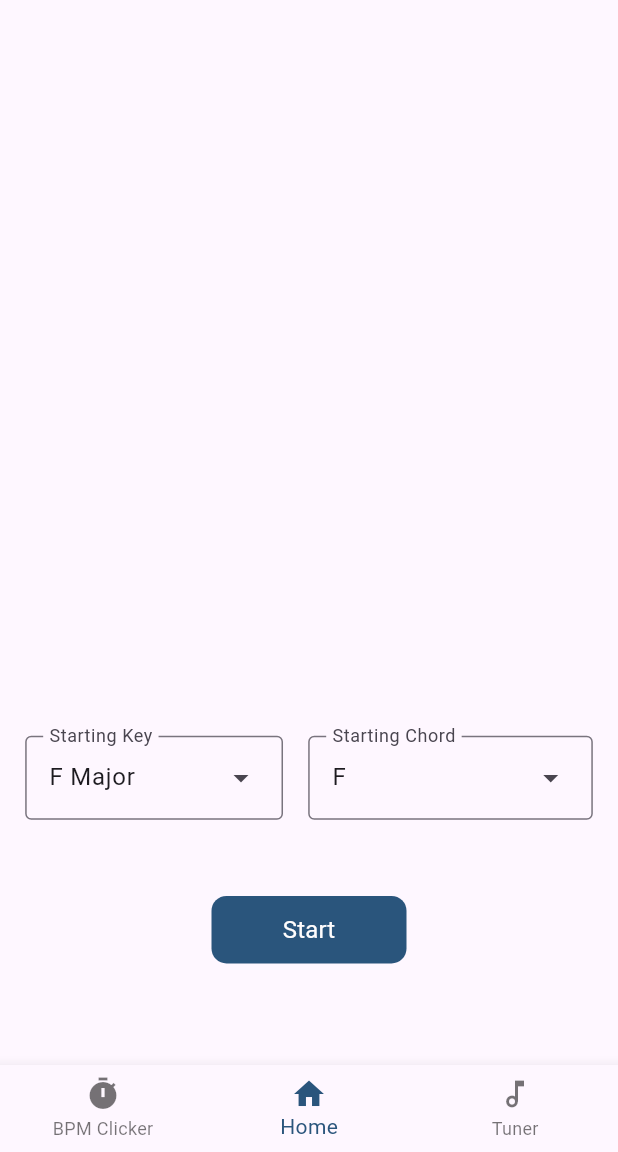
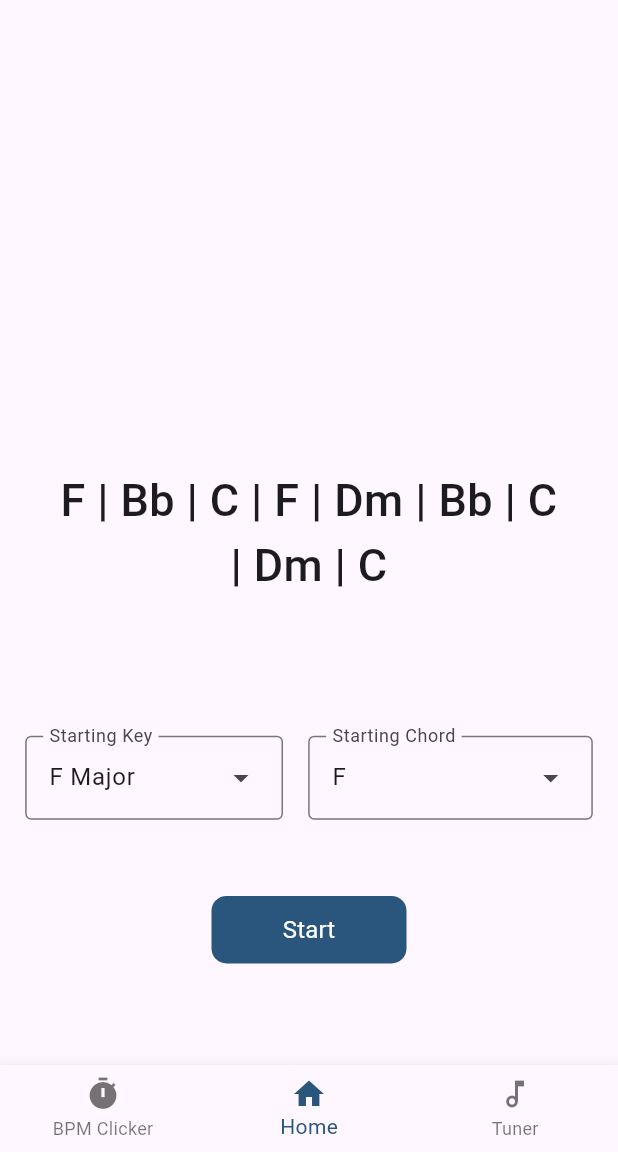
Before and after one commit to Natewhit205/Progression-App, a Flutter app: the screen it shows after launch, on a phone screen of 412 x 824 dp, the part 84-1236 px from its top. Run offline on Flutter 3.47's test engine with Material 3 defaults, Android fonts, the phone set to English and light mode, and no system bars; our stand-ins replace flutter_spinbox, hive, hive_flutter; missing offline and left inert: flutter_audio_capture, pitch_detector_dart, pitchupdart; accounts and stored records are empty.

Commit message:
Changed Keys class to allow the page to update

```diff
--- a/lib/keys.dart
+++ b/lib/keys.dart
@@ -13,67 +13,67 @@ class Keys {
 
   List<List<DropdownMenuEntry>> chords = [
     [
-      const DropdownMenuEntry(value: 1, label: 'F'),
-      const DropdownMenuEntry(value: 2, label: 'Gm'),
-      const DropdownMenuEntry(value: 3, label: 'Am', enabled: false),
-      const DropdownMenuEntry(value: 4, label: 'Bb'),
-      const DropdownMenuEntry(value: 5, label: 'C'),
-      const DropdownMenuEntry(value: 6, label: 'Dm'),
-      const DropdownMenuEntry(value: 7, label: 'Edim', enabled: false),
+      const DropdownMenuEntry(value: [1, 1], label: 'F'),
+      const DropdownMenuEntry(value: [1, 2], label: 'Gm'),
+      const DropdownMenuEntry(value: [1, 3], label: 'Am', enabled: false),
+      const DropdownMenuEntry(value: [1, 4], label: 'Bb'),
+      const DropdownMenuEntry(value: [1, 5], label: 'C'),
+      const DropdownMenuEntry(value: [1, 6], label: 'Dm'),
+      const DropdownMenuEntry(value: [1, 7], label: 'Edim', enabled: false),
     ],
     [
-      const DropdownMenuEntry(value: 1, label: 'Cm'),
-      const DropdownMenuEntry(value: 2, label: 'Ddim'),
-      const DropdownMenuEntry(value: 3, label: 'Eb'),
-      const DropdownMenuEntry(value: 4, label: 'Fm'),
-      const DropdownMenuEntry(value: 5, label: 'Gm'),
-      const DropdownMenuEntry(value: 6, label: 'Ab'),
-      const DropdownMenuEntry(value: 7, label: 'Bb'),
+      const DropdownMenuEntry(value: [2, 1], label: 'Cm'),
+      const DropdownMenuEntry(value: [2, 2], label: 'Ddim'),
+      const DropdownMenuEntry(value: [2, 3], label: 'Eb'),
+      const DropdownMenuEntry(value: [2, 4], label: 'Fm'),
+      const DropdownMenuEntry(value: [2, 5], label: 'Gm'),
+      const DropdownMenuEntry(value: [2, 6], label: 'Ab'),
+      const DropdownMenuEntry(value: [2, 7], label: 'Bb'),
     ],
     [
-      const DropdownMenuEntry(value: 1, label: 'Dm'),
-      const DropdownMenuEntry(value: 2, label: 'Edim', enabled: false),
-      const DropdownMenuEntry(value: 3, label: 'F'),
-      const DropdownMenuEntry(value: 4, label: 'Gm'),
-      const DropdownMenuEntry(value: 5, label: 'Am', enabled: false),
-      const DropdownMenuEntry(value: 6, label: 'Bb'),
-      const DropdownMenuEntry(value: 7, label: 'C'),
+      const DropdownMenuEntry(value: [3, 1], label: 'Dm'),
+      const DropdownMenuEntry(value: [3, 2], label: 'Edim', enabled: false),
+      const DropdownMenuEntry(value: [3, 3], label: 'F'),
+      const DropdownMenuEntry(value: [3, 4], label: 'Gm'),
+      const DropdownMenuEntry(value: [3, 5], label: 'Am', enabled: false),
+      const DropdownMenuEntry(value: [3, 6], label: 'Bb'),
+      const DropdownMenuEntry(value: [3, 7], label: 'C'),
     ],
     [
-      const DropdownMenuEntry(value: 1, label: 'F#m'),
-      const DropdownMenuEntry(value: 2, label: 'G#dim', enabled: false),
-      const DropdownMenuEntry(value: 3, label: 'A'),
-      const DropdownMenuEntry(value: 4, label: 'Bm'),
-      const DropdownMenuEntry(value: 5, label: 'C#m'),
-      const DropdownMenuEntry(value: 6, label: 'D'),
-      const DropdownMenuEntry(value: 7, label: 'E'),
+      const DropdownMenuEntry(value: [4, 1], label: 'F#m'),
+      const DropdownMenuEntry(value: [4, 2], label: 'G#dim', enabled: false),
+      const DropdownMenuEntry(value: [4, 3], label: 'A'),
+      const DropdownMenuEntry(value: [4, 4], label: 'Bm'),
+      const DropdownMenuEntry(value: [4, 5], label: 'C#m'),
+      const DropdownMenuEntry(value: [4, 6], label: 'D'),
+      const DropdownMenuEntry(value: [4, 7], label: 'E'),
     ],
     [
-      const DropdownMenuEntry(value: 1, label: 'E', enabled: false),
-      const DropdownMenuEntry(value: 2, label: 'F#m', enabled: false),
-      const DropdownMenuEntry(value: 3, label: 'G#m', enabled: false),
-      const DropdownMenuEntry(value: 4, label: 'A', enabled: false),
-      const DropdownMenuEntry(value: 5, label: 'B'),
-      const DropdownMenuEntry(value: 6, label: 'C#m', enabled: false),
-      const DropdownMenuEntry(value: 7, label: 'D#dim', enabled: false),
+      const DropdownMenuEntry(value: [5, 1], label: 'E', enabled: false),
+      const DropdownMenuEntry(value: [5, 2], label: 'F#m', enabled: false),
+      const DropdownMenuEntry(value: [5, 3], label: 'G#m', enabled: false),
+      const DropdownMenuEntry(value: [5, 4], label: 'A', enabled: false),
+      const DropdownMenuEntry(value: [5, 5], label: 'B'),
+      const DropdownMenuEntry(value: [5, 6], label: 'C#m', enabled: false),
+      const DropdownMenuEntry(value: [5, 7], label: 'D#dim', enabled: false),
     ],
     [
-      const DropdownMenuEntry(value: 1, label: 'A'),
-      const DropdownMenuEntry(value: 2, label: 'Bm', enabled: false),
-      const DropdownMenuEntry(value: 3, label: 'C#m'),
-      const DropdownMenuEntry(value: 4, label: 'D'),
-      const DropdownMenuEntry(value: 5, label: 'E'),
-      const DropdownMenuEntry(value: 6, label: 'F#m'),
-      const DropdownMenuEntry(value: 7, label: 'G#dim', enabled: false),
+      const DropdownMenuEntry(value: [6, 1], label: 'A'),
+      const DropdownMenuEntry(value: [6, 2], label: 'Bm', enabled: false),
+      const DropdownMenuEntry(value: [6, 3], label: 'C#m'),
+      const DropdownMenuEntry(value: [6, 4], label: 'D'),
+      const DropdownMenuEntry(value: [6, 5], label: 'E'),
+      const DropdownMenuEntry(value: [6, 6], label: 'F#m'),
+      const DropdownMenuEntry(value: [6, 7], label: 'G#dim', enabled: false),
     ],
     [
-      const DropdownMenuEntry(value: 1, label: 'B', enabled: false),
-      const DropdownMenuEntry(value: 2, label: 'C#m', enabled: false),
-      const DropdownMenuEntry(value: 3, label: 'D#m', enabled: false),
-      const DropdownMenuEntry(value: 4, label: 'E', enabled: false),
-      const DropdownMenuEntry(value: 5, label: 'F#'),
-      const DropdownMenuEntry(value: 6, label: 'G#m', enabled: false),
-      const DropdownMenuEntry(value: 7, label: 'A#dim', enabled: false),
+      const DropdownMenuEntry(value: [7, 1], label: 'B', enabled: false),
+      const DropdownMenuEntry(value: [7, 2], label: 'C#m', enabled: false),
+      const DropdownMenuEntry(value: [7, 3], label: 'D#m', enabled: false),
+      const DropdownMenuEntry(value: [7, 4], label: 'E', enabled: false),
+      const DropdownMenuEntry(value: [7, 5], label: 'F#'),
+      const DropdownMenuEntry(value: [7, 6], label: 'G#m', enabled: false),
+      const DropdownMenuEntry(value: [7, 7], label: 'A#dim', enabled: false),
     ],
   ];
 
--- a/lib/main.dart
+++ b/lib/main.dart
@@ -1,6 +1,5 @@
 import 'package:flutter/material.dart';
 import 'package:flutter/services.dart';
-import 'node.dart';
 import 'chord.dart';
 import 'package:hive/hive.dart';
 import 'package:hive_flutter/adapters.dart';
@@ -10,13 +9,9 @@ late Box<Chord> box;
 
 Future<void> main() async {
   WidgetsFlutterBinding.ensureInitialized();
-  print('Test 1');
   await Hive.initFlutter();
-  print('Test 2');
   Hive.registerAdapter(ChordAdapter());
-  print('Test 3');
   box = await Hive.openBox<Chord>('decisionMap');
-  print('Test 4');
 
   List<String> files = [
     'assets/chord_maps/f_maj.csv',
@@ -28,10 +23,9 @@ Future<void> main() async {
     'assets/chord_maps/b_maj.csv'
   ];
 
-  for (int k = 0; k < files.length; k++) {
+  for (int k = 1; k < files.length + 1; k++) {
     String csv = 'assets/chord_maps/f_maj.csv';
     String fileData = await rootBundle.loadString(csv);
-    print('CSV Data: $fileData');
 
     List<String> rows = fileData.split('\n');
 
@@ -84,7 +78,7 @@ Future<void> main() async {
       }
 
       Chord chord = Chord(iD, chordName, nextChords, nextChordNames, modulates, keyShifts);
-      int key = int.parse(itemInRow[0]);
+      String key = '[$k, ${itemInRow[0]}]';
 
       try {
         box.put(key, chord);
--- a/lib/screens/harmony_screen.dart
+++ b/lib/screens/harmony_screen.dart
@@ -1,5 +1,7 @@
 import 'package:flutter/material.dart';
 import 'package:flutter_music_application/keys.dart';
+import 'package:flutter_music_application/main.dart';
+import 'package:flutter_spinbox/flutter_spinbox.dart';
 
 class HarmonyScreen extends StatefulWidget {
   const HarmonyScreen({super.key});
@@ -17,13 +19,17 @@ class HarmonyScreenState extends State<HarmonyScreen> with AutomaticKeepAliveCli
   Keys key = Keys();
 
   int selectedKey = 1;
-  int selectedChord = 1;
+  late List<int> selectedChord;
   String chordProgression = "";
+
+  void generateProgression() {
+
+  }
 
   @override
   void initState() {
     super.initState();
-
+    selectedChord = key.getChords(selectedKey).first.value;
   }
 
   @override
@@ -38,6 +44,22 @@ class HarmonyScreenState extends State<HarmonyScreen> with AutomaticKeepAliveCli
           child: Stack(
             alignment: Alignment.topLeft,
             children: [
+              const Align(
+                alignment: Alignment(0.0, 0.0),
+                child: Padding(
+                  padding: EdgeInsets.all(35.0),
+                  child: Text(
+                    'F | Bb | C | F | Dm | Bb | C | Dm | C',
+                    style: TextStyle(
+                      fontSize: 30.0,
+                      fontWeight: FontWeight.w500,
+                    ),
+                    textAlign: TextAlign.center,
+                    overflow: TextOverflow.clip,
+                    softWrap: true,
+                  ),
+                ),
+              ),
               Align(
                 alignment: const Alignment(0.0, 0.5),
                 child: Row(
@@ -53,6 +75,7 @@ class HarmonyScreenState extends State<HarmonyScreen> with AutomaticKeepAliveCli
                         if (selectedKey != index) {
                           setState(() {
                             selectedKey = index;
+                            selectedChord = key.getChords(selectedKey).first.value;
                           });
                         }
                       },
```
Also changed, not shown: pubspec.yaml (+8 -0 lines), pubspec.lock.
